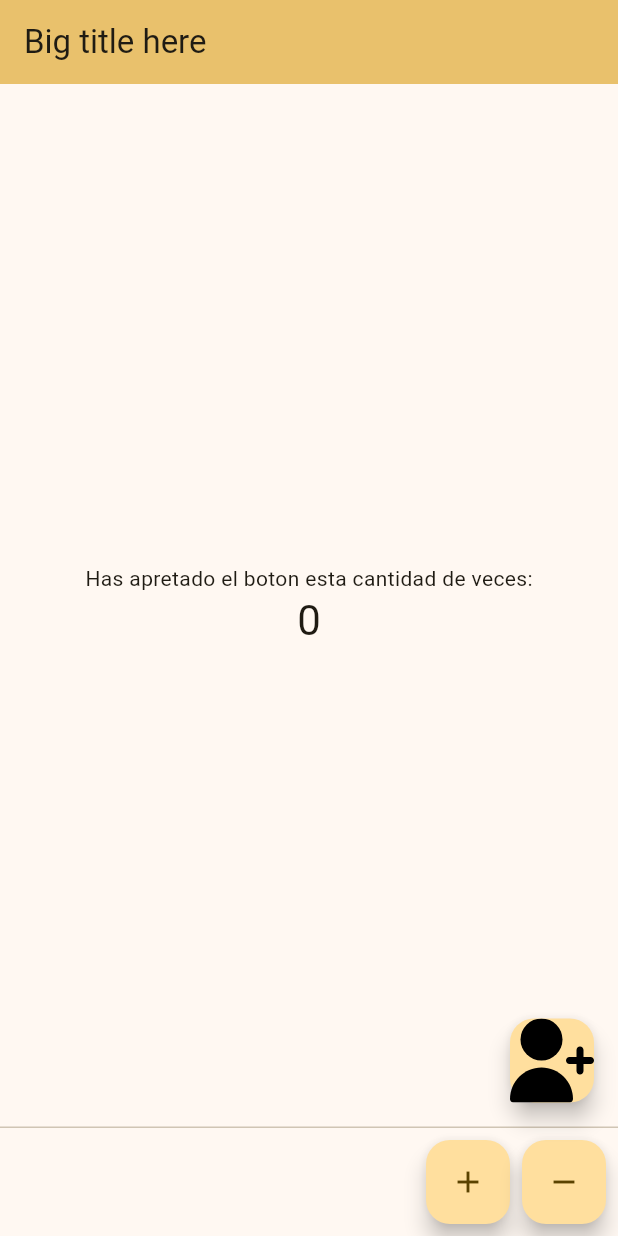
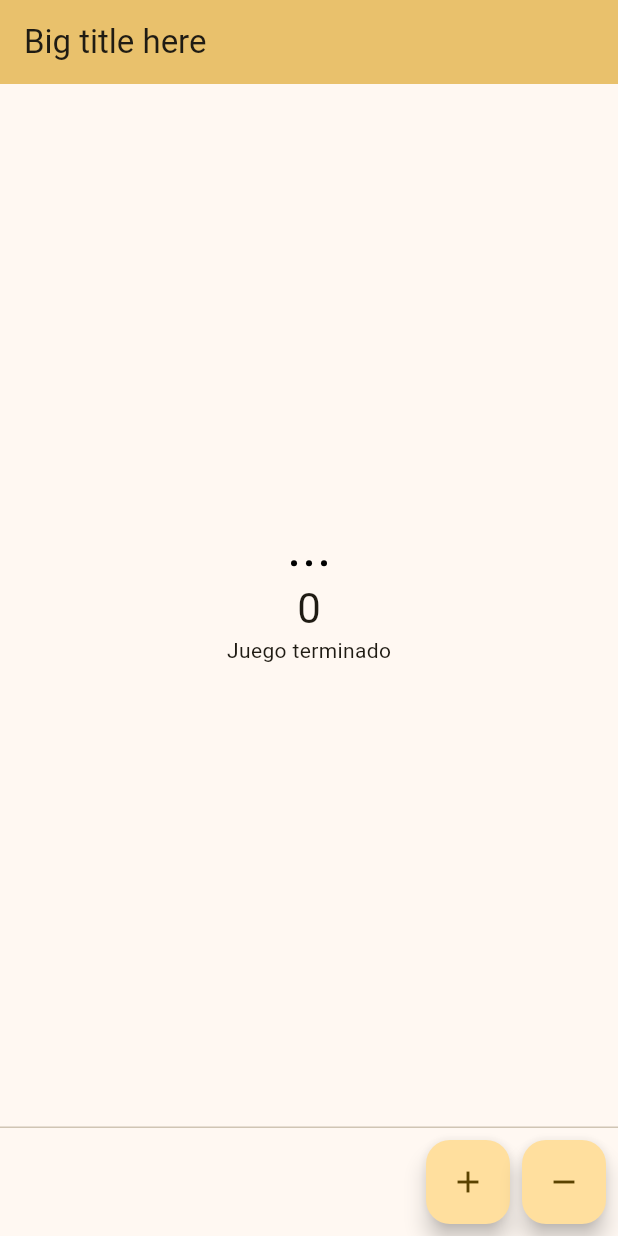
Before and after one commit to ansotomUtalca/laboratorio3, a Flutter app: the screen it shows after launch, on a phone screen of 412 x 824 dp. Run offline on Flutter 3.47's test engine with Material 3 defaults, Android fonts, the light colour scheme and no system bars; our stand-ins replace flutter_svg; Roboto replaces fonts that are missing (osaka-re).

Commit message:
logica Laboratorio 5
Icons for Defeat and Victory, text for Defeat and Victory. Logic included to change the text and icon onscreen.

```diff
--- a/lib/Pages/home.dart
+++ b/lib/Pages/home.dart
@@ -2,19 +2,23 @@ import 'package:flutter/material.dart';
 import 'package:flutter_svg/flutter_svg.dart';
 
 const String assetname = 'lib/Icons/agregar-usuario.svg';
-Widget svgIcon = SvgPicture.asset(assetname, semanticsLabel: 'Logo');
+Widget svgIcon =
+    SvgPicture.asset(assetname, semanticsLabel: 'Logo', height: 24, width: 24);
+const String asset1 = 'lib/Icons/victoria.svg';
+const String asset2 = 'lib/Icons/derrota.svg';
+Widget svgVictory =
+    SvgPicture.asset(asset1, semanticsLabel: 'Icon', height: 24, width: 24);
+Widget svgDefeat =
+    SvgPicture.asset(asset2, semanticsLabel: 'Icon', height: 24, width: 24);
+const String asset3 = 'lib/Icons/pause.svg';
+Widget svgPause =
+    SvgPicture.asset(asset3, semanticsLabel: 'Icon', height: 24, width: 24);
+
+String victoria = 'Felicitaciones!';
+String derrota = 'Mala suerte.';
 
 class MyHomePage extends StatefulWidget {
   const MyHomePage({super.key, required this.title});
-
-  // This widget is the home page of your application. It is stateful, meaning
-  // that it has a State object (defined below) that contains fields that affect
-  // how it looks.
-
-  // This class is the configuration for the state. It holds the values (in this
-  // case the title) provided by the parent (in this case the App widget) and
-  // used by the build method of the State. Fields in a Widget subclass are
-  // always marked "final".
 
   final String title;
 
@@ -27,13 +31,9 @@ class _MyHomePageState extends State<MyHomePage> {
 
   void _incrementCounter() {
     setState(() {
-      // This call to setState tells the Flutter framework that something has
-      // changed in this State, which causes it to rerun the build method below
-      // so that the display can reflect the updated values. If we changed
-      // _counter without calling setState(), then the build method would not be
-      // called again, and so nothing would appear to happen.
       _counter++;
     });
+    //increases counter and calls build method
   }
 
   void _decreaseCounter() {
@@ -50,59 +50,48 @@ class _MyHomePageState extends State<MyHomePage> {
     //resets counter back to 0 and calls build method.
   }
 
+  String _checkVictory() {
+    if (_counter == 15)
+      return derrota;
+    else if (_counter == 10)
+      return victoria;
+    else
+      return 'Juego terminado';
+  }
+
+  Widget _checkIconVictory() {
+    if (_counter == 15)
+      return svgDefeat;
+    else if (_counter == 10)
+      return svgVictory;
+    else
+      return svgPause;
+  }
+
   @override
   Widget build(BuildContext context) {
-    // This method is rerun every time setState is called, for instance as done
-    // by the _incrementCounter method above.
-    //
-    // The Flutter framework has been optimized to make rerunning build methods
-    // fast, so that you can just rebuild anything that needs updating rather
-    // than having to individually change instances of widgets.
     return Scaffold(
       appBar: AppBar(
-        // TRY THIS: Try changing the color here to a specific color (to
-        // Colors.amber, perhaps?) and trigger a hot reload to see the AppBar
-        // change color while the other colors stay the same.
         backgroundColor: Theme.of(context).colorScheme.inversePrimary,
-        // Here we take the value from the MyHomePage object that was created by
-        // the App.build method, and use it to set our appbar title.
         title: Text(widget.title),
       ),
       body: Center(
-        // Center is a layout widget. It takes a single child and positions it
-        // in the middle of the parent.
         child: Column(
-          // Column is also a layout widget. It takes a list of children and
-          // arranges them vertically. By default, it sizes itself to fit its
-          // children horizontally, and tries to be as tall as its parent.
-          //
-          // Column has various properties to control how it sizes itself and
-          // how it positions its children. Here we use mainAxisAlignment to
-          // center the children vertically; the main axis here is the vertical
-          // axis because Columns are vertical (the cross axis would be
-          // horizontal).
-          //
-          // TRY THIS: Invoke "debug painting" (choose the "Toggle Debug Paint"
-          // action in the IDE, or press "p" in the console), to see the
-          // wireframe for each widget.
-
           mainAxisAlignment: MainAxisAlignment.center,
           children: <Widget>[
-            const Text(
-              'Has apretado el boton esta cantidad de veces:',
-            ),
+            _checkIconVictory(),
             Text(
               '$_counter',
               style: Theme.of(context).textTheme.headlineMedium,
             ),
+            Text(
+              _checkVictory(),
+            ),
           ],
         ),
       ),
-      floatingActionButton: FloatingActionButton(
-          onPressed: _resetCounter,
-          tooltip: 'Reset',
-          child:
-              svgIcon), // This trailing comma makes auto-formatting nicer for build methods.
+      //floatingActionButton: FloatingActionButton(
+      //onPressed: _resetCounter, tooltip: 'Reset', child: svgIcon),
       persistentFooterButtons: [
         FloatingActionButton(
             onPressed: _incrementCounter,
--- a/pubspec.yaml
+++ b/pubspec.yaml
@@ -67,6 +67,9 @@ flutter:
   assets:
     - lib/Icons/agregar-usuario.svg
     - lib/Icons/usuarios-alt.svg
+    - lib/Icons/victoria.svg
+    - lib/Icons/derrota.svg
+    - lib/Icons/pause.svg
 
   # An image asset can refer to one or more resolution-specific "variants", see
   # https://flutter.dev/assets-and-images/#resolution-aware
```
Also changed, not shown: lib/main.dart (+1 -16 lines), lib/Icons/derrota.svg (added), lib/Icons/pause.svg (added), lib/Icons/victoria.svg (added).
